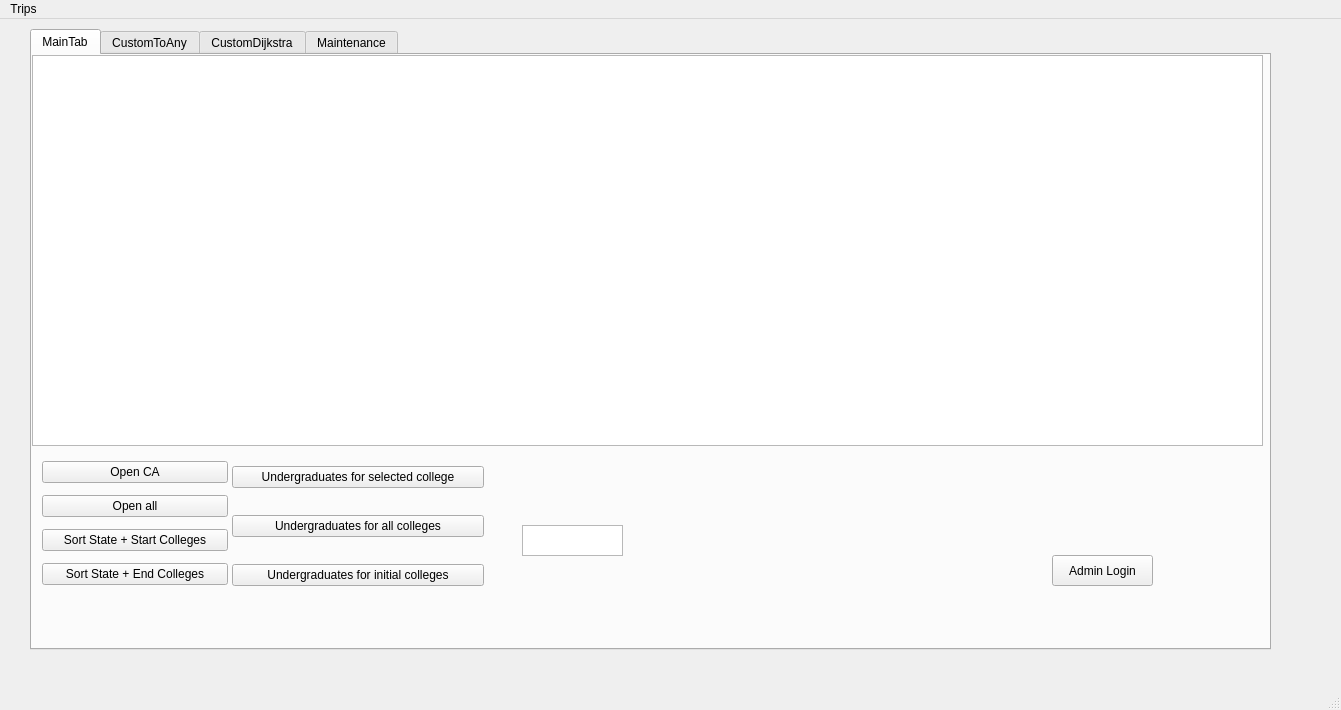
Before: the Qt Designer form CollegeTouring/mainwindow.ui in Savant-sys/College-Touring, drawn with Qt 5.
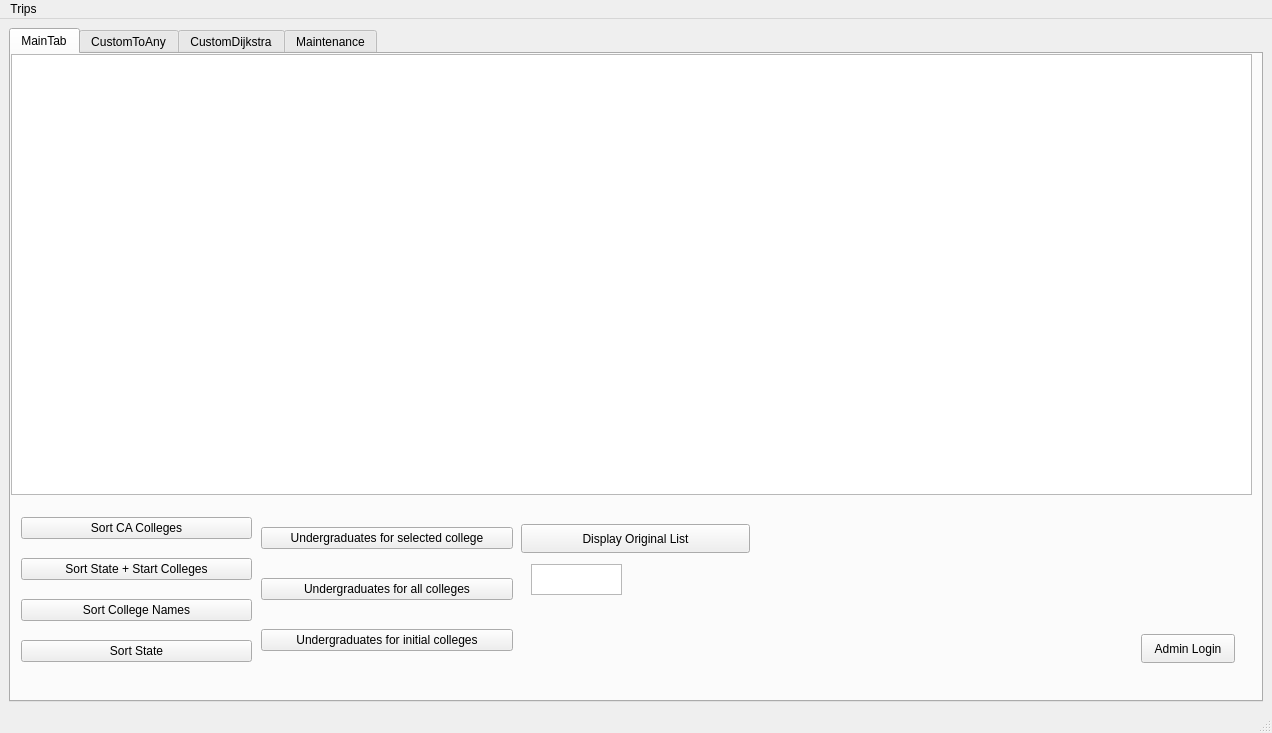
After: the same form once the commit is applied. The open tabs and pages were chosen to show the change.

What changed in the file:
```diff
--- a/CollegeTouring/mainwindow.ui
+++ b/CollegeTouring/mainwindow.ui
@@ -6,33 +6,17 @@
    <rect>
     <x>0</x>
     <y>0</y>
-    <width>1341</width>
-    <height>710</height>
+    <width>1272</width>
+    <height>733</height>
    </rect>
   </property>
   <property name="windowTitle">
    <string>MainWindow</string>
   </property>
   <widget class="QWidget" name="centralwidget">
-   <widget class="QStackedWidget" name="stackedWidget">
-    <property name="geometry">
-     <rect>
-      <x>10</x>
-      <y>10</y>
-      <width>1271</width>
-      <height>631</height>
-     </rect>
-    </property>
-    <widget class="QWidget" name="page">
+   <layout class="QGridLayout" name="gridLayout">
+    <item row="0" column="0">
      <widget class="QTabWidget" name="tabWidget">
-      <property name="geometry">
-       <rect>
-        <x>20</x>
-        <y>0</y>
-        <width>1241</width>
-        <height>621</height>
-       </rect>
-      </property>
       <property name="currentIndex">
        <number>0</number>
       </property>
@@ -40,63 +24,13 @@
        <attribute name="title">
         <string>MainTab</string>
        </attribute>
-       <widget class="QListWidget" name="campusList">
-        <property name="geometry">
-         <rect>
-          <x>0</x>
-          <y>0</y>
-          <width>1231</width>
-          <height>391</height>
-         </rect>
-        </property>
-       </widget>
        <widget class="QWidget" name="layoutWidget">
         <property name="geometry">
          <rect>
-          <x>10</x>
-          <y>400</y>
-          <width>186</width>
-          <height>139</height>
-         </rect>
-        </property>
-        <layout class="QVBoxLayout" name="verticalLayout_2">
-         <item>
-          <widget class="QPushButton" name="openCA">
-           <property name="text">
-            <string>Open CA</string>
-           </property>
-          </widget>
-         </item>
-         <item>
-          <widget class="QPushButton" name="openAll">
-           <property name="text">
-            <string>Open all</string>
-           </property>
-          </widget>
-         </item>
-         <item>
-          <widget class="QPushButton" name="sortStateStart">
-           <property name="text">
-            <string>Sort State + Start Colleges</string>
-           </property>
-          </widget>
-         </item>
-         <item>
-          <widget class="QPushButton" name="sortStateEnd">
-           <property name="text">
-            <string>Sort State + End Colleges</string>
-           </property>
-          </widget>
-         </item>
-        </layout>
-       </widget>
-       <widget class="QWidget" name="layoutWidget">
-        <property name="geometry">
-         <rect>
-          <x>200</x>
-          <y>390</y>
+          <x>250</x>
+          <y>450</y>
           <width>252</width>
-          <height>165</height>
+          <height>171</height>
          </rect>
         </property>
         <layout class="QVBoxLayout" name="verticalLayout">
@@ -123,12 +57,52 @@
          </item>
         </layout>
        </widget>
+       <widget class="QWidget" name="layoutWidget">
+        <property name="geometry">
+         <rect>
+          <x>10</x>
+          <y>450</y>
+          <width>231</width>
+          <height>171</height>
+         </rect>
+        </property>
+        <layout class="QVBoxLayout" name="verticalLayout_2">
+         <item>
+          <widget class="QPushButton" name="openCA">
+           <property name="text">
+            <string>Sort CA Colleges</string>
+           </property>
+          </widget>
+         </item>
+         <item>
+          <widget class="QPushButton" name="sortStateStart">
+           <property name="text">
+            <string>Sort State + Start Colleges</string>
+           </property>
+          </widget>
+         </item>
+         <item>
+          <widget class="QPushButton" name="sortStart">
+           <property name="text">
+            <string>Sort College Names</string>
+           </property>
+          </widget>
+         </item>
+         <item>
+          <widget class="QPushButton" name="sortStates">
+           <property name="text">
+            <string>Sort State</string>
+           </property>
+          </widget>
+         </item>
+        </layout>
+       </widget>
        <widget class="QTextBrowser" name="textBrowser">
         <property name="geometry">
          <rect>
-          <x>490</x>
-          <y>470</y>
-          <width>101</width>
+          <x>520</x>
+          <y>510</y>
+          <width>91</width>
           <height>31</height>
          </rect>
         </property>
@@ -139,19 +113,42 @@
          <enum>Qt::ScrollBarAlwaysOff</enum>
         </property>
        </widget>
+       <widget class="QListWidget" name="campusList">
+        <property name="geometry">
+         <rect>
+          <x>0</x>
+          <y>0</y>
+          <width>1241</width>
+          <height>441</height>
+         </rect>
+        </property>
+       </widget>
        <widget class="QPushButton" name="adminPop">
         <property name="geometry">
          <rect>
-          <x>1020</x>
-          <y>500</y>
-          <width>101</width>
-          <height>31</height>
+          <x>1130</x>
+          <y>580</y>
+          <width>94</width>
+          <height>29</height>
          </rect>
         </property>
         <property name="text">
          <string>Admin Login</string>
         </property>
        </widget>
+       <widget class="QPushButton" name="openAll">
+        <property name="geometry">
+         <rect>
+          <x>510</x>
+          <y>470</y>
+          <width>229</width>
+          <height>29</height>
+         </rect>
+        </property>
+        <property name="text">
+         <string>Display Original List</string>
+        </property>
+       </widget>
       </widget>
       <widget class="QWidget" name="tab_2">
        <attribute name="title">
@@ -412,17 +409,16 @@
        </widget>
       </widget>
      </widget>
-    </widget>
-    <widget class="QWidget" name="page_2"/>
-   </widget>
+    </item>
+   </layout>
   </widget>
   <widget class="QMenuBar" name="menubar">
    <property name="geometry">
     <rect>
      <x>0</x>
      <y>0</y>
-     <width>1341</width>
-     <height>20</height>
+     <width>1272</width>
+     <height>25</height>
     </rect>
    </property>
    <widget class="QMenu" name="menuTrips">
```
Left out of the diff: 2 changed lines with no effect on the pictures.
